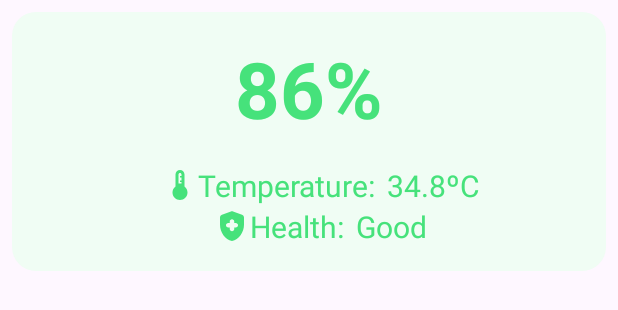
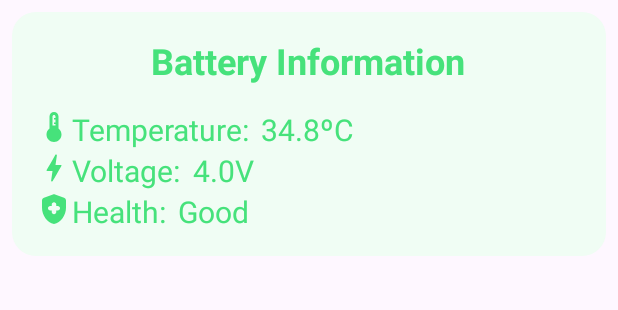
Before and after one commit to LucasMelll0/Battery_Monitor, an Android app: the layout battery_widget.xml on its own in the app's theme, with its tools: preview values and no code run, on a phone screen of 412 x 824 dp. Shown: the top 310 px of the screen. Run offline under Robolectric (Android 15) with nearby library versions, the phone set to English and light mode, and no system bars.

Commit message:
style: Alteração do widget. Agora mostra a voltagem em vez da porcentagem.

```diff
--- a/app/src/main/res/layout/battery_widget.xml
+++ b/app/src/main/res/layout/battery_widget.xml
@@ -8,15 +8,15 @@
     android:backgroundTint="@color/on_primary"
     android:layout_margin="@dimen/small_margin">
     <TextView
-        android:id="@+id/textview_battery_percent_widget"
-        style="@style/BigTextView"
-        tools:text="86%"
+        style="@style/WidgetTitleTextView"
+        android:text="@string/widget_title"
         android:layout_gravity="center"
-        android:layout_margin="@dimen/default_margin"/>
+        android:layout_marginTop="@dimen/default_margin"/>
     <LinearLayout
         android:layout_width="match_parent"
         android:layout_height="wrap_content"
-        android:gravity="center">
+        android:gravity="start"
+        android:layout_marginTop="@dimen/default_margin">
         <ImageView
             android:contentDescription="@string/bottom_sheet_battery_temperature_title"
             style="@style/DefaultShapeableImageView"
@@ -36,7 +36,28 @@
     <LinearLayout
         android:layout_width="match_parent"
         android:layout_height="wrap_content"
-        android:gravity="center"
+        android:gravity="start"
+        >
+        <ImageView
+            android:contentDescription="@string/bottom_sheet_battery_voltage_title"
+            style="@style/DefaultShapeableImageView"
+            android:backgroundTint="@color/on_primary"
+            android:src="@drawable/ic_voltage"
+            android:layout_marginStart="@dimen/default_margin"/>
+        <TextView
+            style="@style/DefaultTextView"
+            android:text="@string/bottom_sheet_battery_voltage_title"/>
+        <TextView
+            android:id="@+id/textview_battery_voltage_widget"
+            style="@style/DefaultTextView"
+            tools:text="4.0V"
+            android:layout_marginStart="@dimen/small_margin"/>
+
+    </LinearLayout>
+    <LinearLayout
+        android:layout_width="match_parent"
+        android:layout_height="wrap_content"
+        android:gravity="start"
         android:layout_marginBottom="@dimen/default_margin">
         <ImageView
             android:contentDescription="@string/bottom_sheet_battery_temperature_title"
--- a/app/src/main/res/values/dimens.xml
+++ b/app/src/main/res/values/dimens.xml
@@ -2,9 +2,10 @@
 <resources>
     <dimen name="default_margin">16dp</dimen>
     <dimen name="default_button_height">70dp</dimen>
+    <dimen name="big_text_size">52sp</dimen>
+    <dimen name="medium_text_view">24sp</dimen>
     <dimen name="default_text_size">20sp</dimen>
     <dimen name="small_text_size">18sp</dimen>
-    <dimen name="big_text_size">52sp</dimen>
     <dimen name="bottom_sheet_drag_handle_height">10dp</dimen>
     <dimen name="bottom_sheet_drag_handle_width">40dp</dimen>
     <dimen name="default_radius">16dp</dimen>
--- a/app/src/main/res/values/strings.xml
+++ b/app/src/main/res/values/strings.xml
@@ -25,4 +25,5 @@
     <string name="appwidget_text">EXAMPLE</string>
     <string name="add_widget">Add widget</string>
     <string name="app_widget_description">This is an app widget description</string>
+    <string name="widget_title">Battery Information</string>
 </resources>
--- a/app/src/main/res/values/styles.xml
+++ b/app/src/main/res/values/styles.xml
@@ -7,6 +7,10 @@
         <item name="android:textSize">@dimen/default_text_size</item>
         <item name="android:gravity">center</item>
         <item name="android:textColor">@color/primary</item>
+    </style>
+    <style name="WidgetTitleTextView" parent="DefaultTextView">
+        <item name="android:textSize">@dimen/medium_text_view</item>
+        <item name="android:textStyle">bold</item>
     </style>
 
     <style name="BigTextView" parent="DefaultTextView">
```
Also changed, not shown: app/src/main/java/com/example/batterymonitor/broadcast/BatteryMonitorReceiver.kt (+4 -6 lines), app/src/main/java/com/example/batterymonitor/widget/BatteryWidget.kt (+5 -9 lines).
